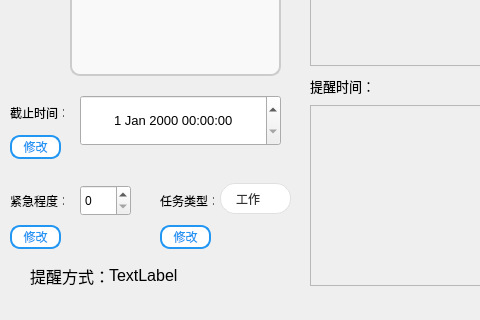
Before: the Qt Designer form task-mangement/detailed.ui in WEB-05/Task-management, drawn with Qt 5; both pictures show x 0 to 480 and y 175 to 495 of the 842 by 495 pixel window.
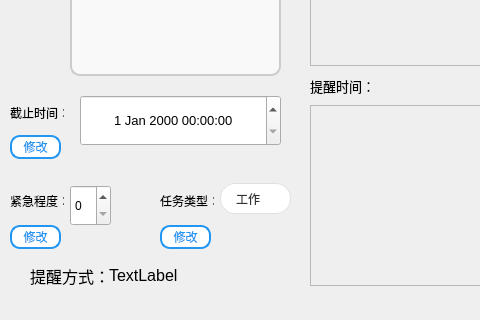
After: the same form once the commit is applied. Icons and pictures are not drawn.

Patch:
```diff
--- a/task-mangement/detailed.ui
+++ b/task-mangement/detailed.ui
@@ -418,12 +418,18 @@
   <widget class="QSpinBox" name="spinBox">
    <property name="geometry">
     <rect>
-     <x>80</x>
+     <x>70</x>
      <y>360</y>
-     <width>51</width>
-     <height>31</height>
+     <width>41</width>
+     <height>41</height>
     </rect>
    </property>
+   <property name="sizePolicy">
+    <sizepolicy hsizetype="Fixed" vsizetype="Fixed">
+     <horstretch>0</horstretch>
+     <verstretch>0</verstretch>
+    </sizepolicy>
+   </property>
    <property name="maximum">
     <number>10</number>
    </property>
```
Left out of the diff: 6 changed lines with no effect on the pictures.
